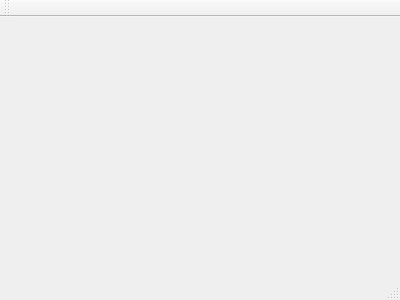
Gitnoter/Gitnoter, file GitNoteR/mainwindow.ui: the form before one commit.
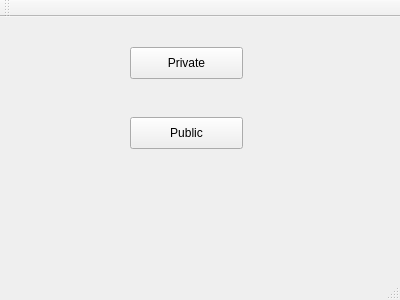
The form after the commit.

What changed in the file:
```diff
--- a/GitNoteR/mainwindow.ui
+++ b/GitNoteR/mainwindow.ui
@@ -12,13 +12,55 @@
   <property name="windowTitle" >
    <string>MainWindow</string>
   </property>
-  <widget class="QMenuBar" name="menuBar" />
-  <widget class="QToolBar" name="mainToolBar" />
-  <widget class="QWidget" name="centralWidget" />
-  <widget class="QStatusBar" name="statusBar" />
+  <widget class="QWidget" name="centralWidget">
+   <widget class="QPushButton" name="pushButton">
+    <property name="geometry">
+     <rect>
+      <x>130</x>
+      <y>30</y>
+      <width>113</width>
+      <height>32</height>
+     </rect>
+    </property>
+    <property name="text">
+     <string>Private</string>
+    </property>
+   </widget>
+   <widget class="QPushButton" name="pushButton_2">
+    <property name="geometry">
+     <rect>
+      <x>130</x>
+      <y>100</y>
+      <width>113</width>
+      <height>32</height>
+     </rect>
+    </property>
+    <property name="text">
+     <string>Public</string>
+    </property>
+   </widget>
+  </widget>
+  <widget class="QMenuBar" name="menuBar">
+   <property name="geometry">
+    <rect>
+     <x>0</x>
+     <y>0</y>
+     <width>400</width>
+     <height>22</height>
+    </rect>
+   </property>
+  </widget>
+  <widget class="QToolBar" name="mainToolBar">
+   <attribute name="toolBarArea">
+    <enum>TopToolBarArea</enum>
+   </attribute>
+   <attribute name="toolBarBreak">
+    <bool>false</bool>
+   </attribute>
+  </widget>
+  <widget class="QStatusBar" name="statusBar"/>
  </widget>
- <layoutDefault spacing="6" margin="11" />
- <pixmapfunction></pixmapfunction>
+ <layoutdefault spacing="6" margin="11"/>
  <resources/>
  <connections/>
 </ui>
```
Left out of the diff: 7 changed lines with no effect on the pictures.
